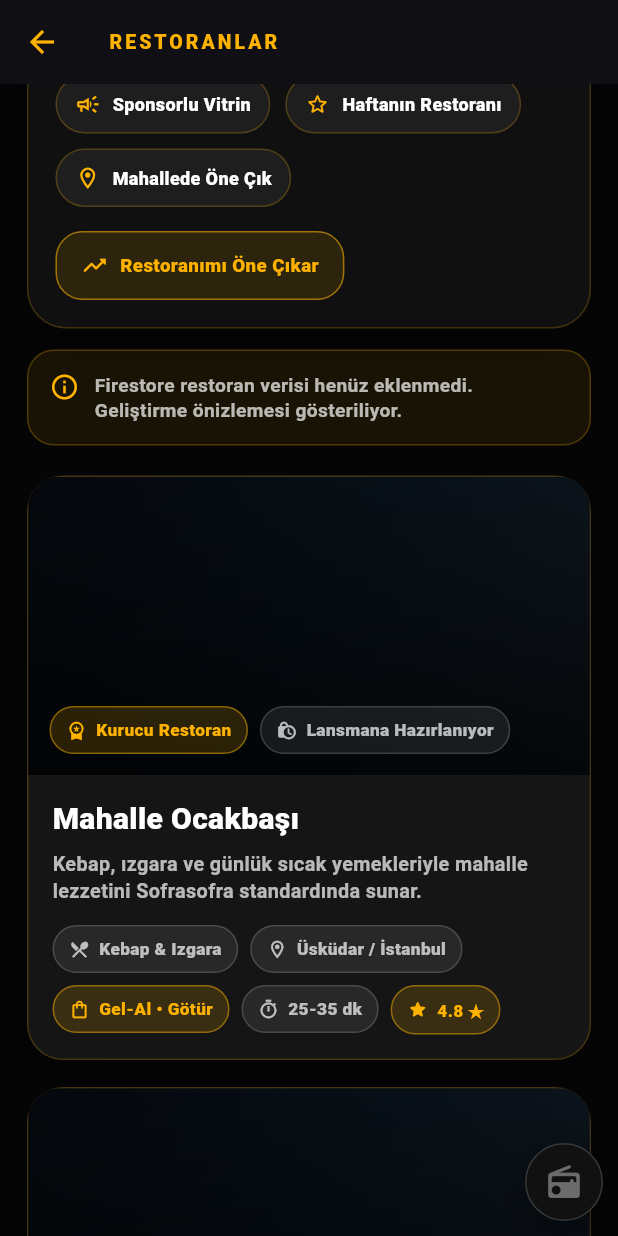
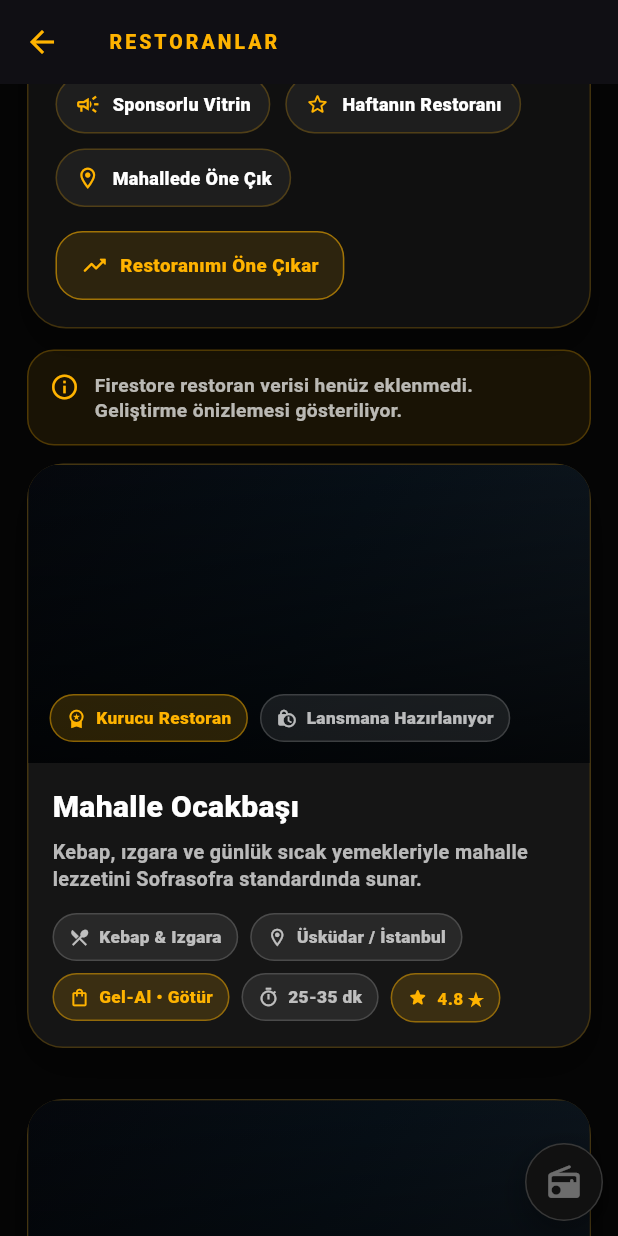
Before and after one commit to oguzhan-dev509/sofrasofra_arena_v2, a Flutter app: the PremiumRestoranVitrini screen opened directly, scrolled down 1728 dp, on a phone screen of 412 x 824 dp. Run offline on Flutter 3.47's test engine with Material 3 defaults, Android fonts, the phone set to English and light mode, and no system bars; our stand-ins replace cloud_firestore, cloud_functions, file_picker, firebase_auth, firebase_core, firebase_messaging and 6 more; accounts and stored records are empty; network calls fail; statements that could not run were skipped.

Commit message:
fix: refine restaurant showcase layout and gallery add action

```diff
--- a/lib/modules/restoranlar/restoran_detay_sayfasi.dart
+++ b/lib/modules/restoranlar/restoran_detay_sayfasi.dart
@@ -1446,6 +1446,12 @@ class _MenuPreviewSection extends StatelessWidget {
                       item: item,
                     );
                   },
+                  onAddGalleryPhotoTap: () async {
+                    await _menuGaleriFotografiEkle(
+                      context: context,
+                      item: item,
+                    );
+                  },
                   onDeletePhotoTap: () async {
                     await _menuFotografiSil(
                       context: context,
--- a/lib/modules/restoranlar/restoran_vitrini.dart
+++ b/lib/modules/restoranlar/restoran_vitrini.dart
@@ -111,9 +111,21 @@ class PremiumRestoranVitrini extends StatelessWidget {
                   hasError: snapshot.hasError,
                 ),
               ],
-              const SizedBox(height: 20),
-              ...restaurants.map(
-                (restaurant) => RestoranPremiumCard(
+              const SizedBox(height: 12),
+              LayoutBuilder(
+                builder: (context, constraints) {
+                  final isCompact = constraints.maxWidth < 760;
+                  final cardWidth = isCompact
+                      ? constraints.maxWidth
+                      : (constraints.maxWidth - 16) / 2;
+
+                  return Wrap(
+                    spacing: 16,
+                    runSpacing: 16,
+                    children: restaurants.map((restaurant) {
+                      return SizedBox(
+                        width: cardWidth,
+                        child: RestoranPremiumCard(
                           name: restaurant.name,
                           description: restaurant.description,
                           imageUrl: restaurant.imageUrl,
@@ -132,6 +144,10 @@ class PremiumRestoranVitrini extends StatelessWidget {
                             );
                           },
                         ),
+                      );
+                    }).toList(),
+                  );
+                },
               ),
             ],
           );
```
Lines whose indentation alone changed are shown as unchanged.
